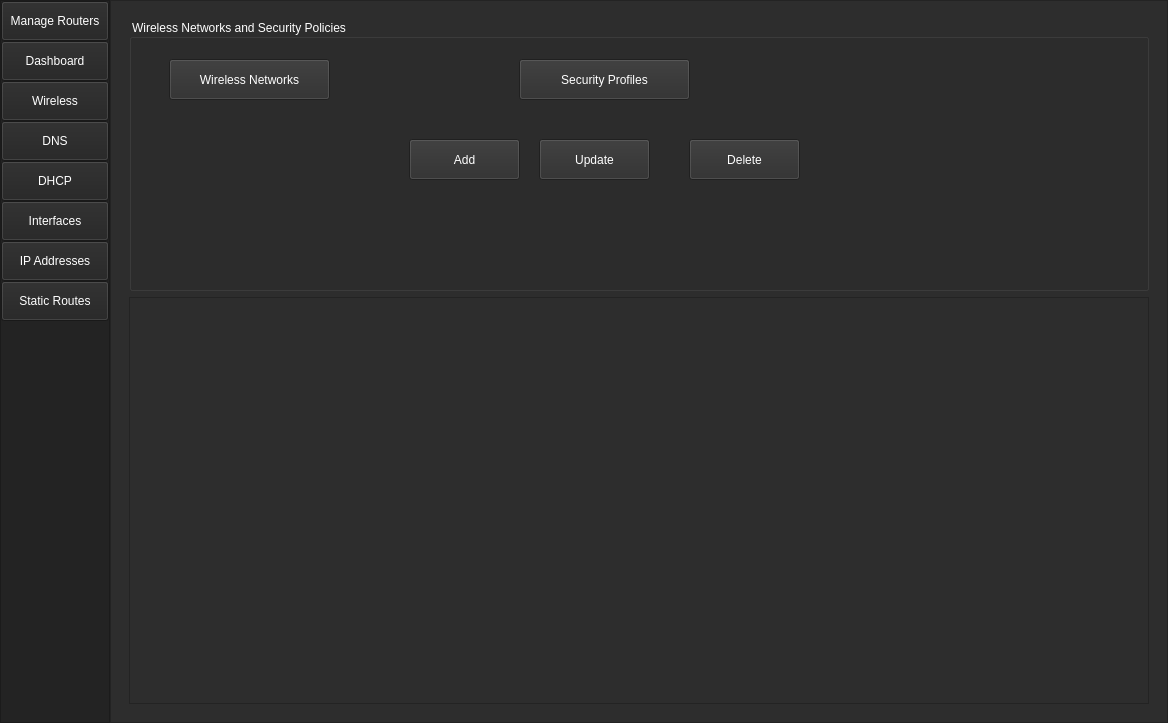
Above: UI/ui_main.ui from monico18/LTI-SDN-Controller before the change. Below: the same form after it.
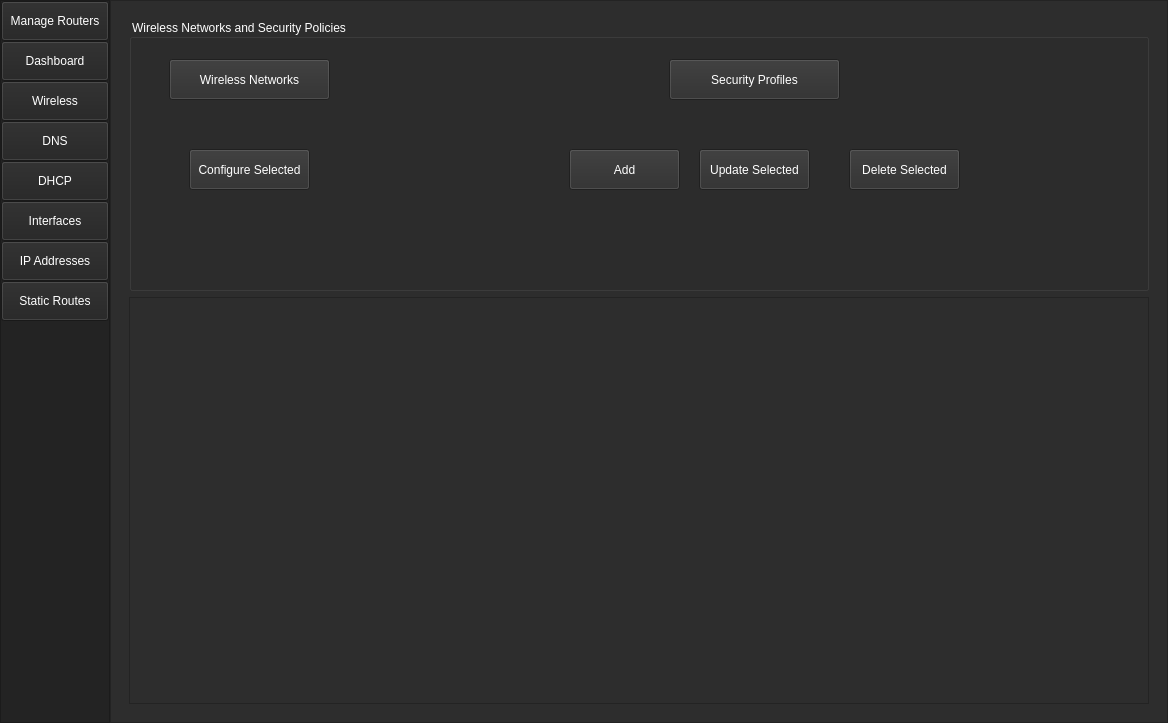
That is the form after the change. The open tabs and pages were chosen to show the change.

```diff
--- a/UI/ui_main.ui
+++ b/UI/ui_main.ui
@@ -4510,7 +4510,7 @@
                 <widget class="QPushButton" name="btn_security_profiles">
                  <property name="geometry">
                   <rect>
-                   <x>390</x>
+                   <x>540</x>
                    <y>40</y>
                    <width>171</width>
                    <height>41</height>
@@ -4641,8 +4641,8 @@
                 <widget class="QPushButton" name="btn_add_wireless">
                  <property name="geometry">
                   <rect>
-                   <x>280</x>
-                   <y>120</y>
+                   <x>440</x>
+                   <y>130</y>
                    <width>111</width>
                    <height>41</height>
                   </rect>
@@ -4772,8 +4772,8 @@
                 <widget class="QPushButton" name="btn_update_wireless">
                  <property name="geometry">
                   <rect>
-                   <x>410</x>
-                   <y>120</y>
+                   <x>570</x>
+                   <y>130</y>
                    <width>111</width>
                    <height>41</height>
                   </rect>
@@ -4897,14 +4897,14 @@
                   </palette>
                  </property>
                  <property name="text">
-                  <string>Update</string>
+                  <string>Update Selected</string>
                  </property>
                 </widget>
                 <widget class="QPushButton" name="btn_delete_wireless">
                  <property name="geometry">
                   <rect>
-                   <x>560</x>
-                   <y>120</y>
+                   <x>720</x>
+                   <y>130</y>
                    <width>111</width>
                    <height>41</height>
                   </rect>
@@ -5028,7 +5028,138 @@
                   </palette>
                  </property>
                  <property name="text">
-                  <string>Delete</string>
+                  <string>Delete Selected</string>
+                 </property>
+                </widget>
+                <widget class="QPushButton" name="btn_config_wireless">
+                 <property name="geometry">
+                  <rect>
+                   <x>60</x>
+                   <y>130</y>
+                   <width>121</width>
+                   <height>41</height>
+                  </rect>
+                 </property>
+                 <property name="palette">
+                  <palette>
+                   <active>
+                    <colorrole role="Button">
+                     <brush brushstyle="SolidPattern">
+                      <color alpha="255">
+                       <red>45</red>
+                       <green>45</green>
+                       <blue>45</blue>
+                      </color>
+                     </brush>
+                    </colorrole>
+                    <colorrole role="ButtonText">
+                     <brush brushstyle="SolidPattern">
+                      <color alpha="255">
+                       <red>255</red>
+                       <green>255</green>
+                       <blue>255</blue>
+                      </color>
+                     </brush>
+                    </colorrole>
+                    <colorrole role="Base">
+                     <brush brushstyle="SolidPattern">
+                      <color alpha="255">
+                       <red>45</red>
+                       <green>45</green>
+                       <blue>45</blue>
+                      </color>
+                     </brush>
+                    </colorrole>
+                    <colorrole role="Window">
+                     <brush brushstyle="SolidPattern">
+                      <color alpha="255">
+                       <red>45</red>
+                       <green>45</green>
+                       <blue>45</blue>
+                      </color>
+                     </brush>
+                    </colorrole>
+                   </active>
+                   <inactive>
+                    <colorrole role="Button">
+                     <brush brushstyle="SolidPattern">
+                      <color alpha="255">
+                       <red>45</red>
+                       <green>45</green>
+                       <blue>45</blue>
+                      </color>
+                     </brush>
+                    </colorrole>
+                    <colorrole role="ButtonText">
+                     <brush brushstyle="SolidPattern">
+                      <color alpha="255">
+                       <red>255</red>
+                       <green>255</green>
+                       <blue>255</blue>
+                      </color>
+                     </brush>
+                    </colorrole>
+                    <colorrole role="Base">
+                     <brush brushstyle="SolidPattern">
+                      <color alpha="255">
+                       <red>45</red>
+                       <green>45</green>
+                       <blue>45</blue>
+                      </color>
+                     </brush>
+                    </colorrole>
+                    <colorrole role="Window">
+                     <brush brushstyle="SolidPattern">
+                      <color alpha="255">
+                       <red>45</red>
+                       <green>45</green>
+                       <blue>45</blue>
+                      </color>
+                     </brush>
+                    </colorrole>
+                   </inactive>
+                   <disabled>
+                    <colorrole role="Button">
+                     <brush brushstyle="SolidPattern">
+                      <color alpha="255">
+                       <red>45</red>
+                       <green>45</green>
+                       <blue>45</blue>
+                      </color>
+                     </brush>
+                    </colorrole>
+                    <colorrole role="ButtonText">
+                     <brush brushstyle="SolidPattern">
+                      <color alpha="255">
+                       <red>120</red>
+                       <green>120</green>
+                       <blue>120</blue>
+                      </color>
+                     </brush>
+                    </colorrole>
+                    <colorrole role="Base">
+                     <brush brushstyle="SolidPattern">
+                      <color alpha="255">
+                       <red>45</red>
+                       <green>45</green>
+                       <blue>45</blue>
+                      </color>
+                     </brush>
+                    </colorrole>
+                    <colorrole role="Window">
+                     <brush brushstyle="SolidPattern">
+                      <color alpha="255">
+                       <red>45</red>
+                       <green>45</green>
+                       <blue>45</blue>
+                      </color>
+                     </brush>
+                    </colorrole>
+                   </disabled>
+                  </palette>
+                 </property>
+                 <property name="text">
+                  <string>Configure Selected</string>
                  </property>
                 </widget>
                </widget>
```
Left out of the diff: 62 changed lines with no effect on the pictures.
